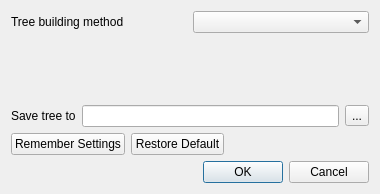
This is src/corelibs/U2View/src/phyltree/ui/CreatePhyTreeDialog.ui in violethaze74/ugene as Qt 5 draws it before an edit. The edited form follows.
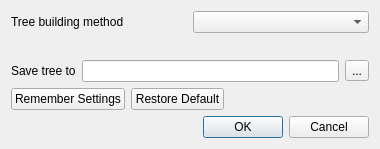
This is the edited form.

Commit message: UGENE-4650: dialog size policy fix

```diff
--- a/src/corelibs/U2View/src/phyltree/ui/CreatePhyTreeDialog.ui
+++ b/src/corelibs/U2View/src/phyltree/ui/CreatePhyTreeDialog.ui
@@ -7,15 +7,9 @@
     <x>0</x>
     <y>0</y>
     <width>380</width>
-    <height>194</height>
+    <height>189</height>
    </rect>
   </property>
-  <property name="sizePolicy">
-   <sizepolicy hsizetype="Preferred" vsizetype="Preferred">
-    <horstretch>0</horstretch>
-    <verstretch>0</verstretch>
-   </sizepolicy>
-  </property>
   <property name="minimumSize">
    <size>
     <width>0</width>
@@ -43,7 +37,7 @@
         <enum>QLayout::SetMinAndMaxSize</enum>
        </property>
        <property name="bottomMargin">
-        <number>20</number>
+        <number>15</number>
        </property>
        <item>
         <widget class="QLabel" name="label">
@@ -63,6 +57,9 @@
         <property name="spacing">
          <number>0</number>
         </property>
+        <property name="sizeConstraint">
+         <enum>QLayout::SetMinAndMaxSize</enum>
+        </property>
         <property name="leftMargin">
          <number>0</number>
         </property>
```
The commit also changes 4 other files.
